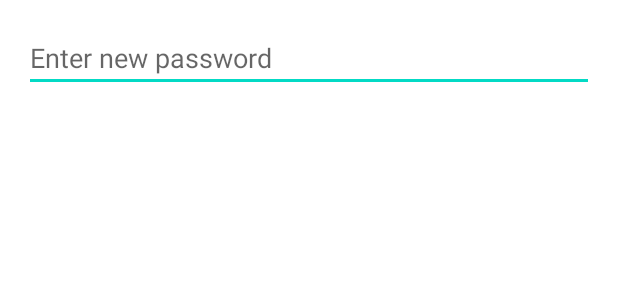
After one commit to yahav798/Webscan-Android, an Android app: the layout reset_password_dialog.xml on its own in the app's theme, with its tools: preview values and no code run, on a phone screen of 412 x 824 dp. The commit adds this screen. Shown: the top 300 px of the screen. Run offline under Robolectric (Android 15) with nearby library versions, the light colour scheme and no system bars.

Commit message:
firebase fixed and password reset added

```diff
--- a/android/app/src/main/java/com/example/webscanandroid/FirebaseQueriesCallback.java
+++ b/android/app/src/main/java/com/example/webscanandroid/FirebaseQueriesCallback.java
@@ -3,11 +3,15 @@ package com.example.webscanandroid;
 import androidx.annotation.NonNull;
 
 import com.google.android.gms.tasks.Task;
+import com.google.firebase.auth.SignInMethodQueryResult;
 import com.google.firebase.firestore.QuerySnapshot;
 
 public interface FirebaseQueriesCallback {
     void onAuthenticationResult(boolean isSuccess);
+
+
     void onQueryResult(@NonNull Task<QuerySnapshot> task);
     void onDeleteResult(@NonNull Task<QuerySnapshot> task);
     void onUpdateResult(@NonNull Task<QuerySnapshot> task);
+    void onSearchForEmailResult(@NonNull Task<SignInMethodQueryResult> task);
 }
--- a/android/app/src/main/java/com/example/webscanandroid/LoginActivity.java
+++ b/android/app/src/main/java/com/example/webscanandroid/LoginActivity.java
@@ -12,6 +12,7 @@ import android.widget.EditText;
 import android.widget.Toast;
 
 import com.google.android.gms.tasks.Task;
+import com.google.firebase.auth.SignInMethodQueryResult;
 import com.google.firebase.firestore.QuerySnapshot;
 
 public class LoginActivity extends AppCompatActivity implements View.OnClickListener, FirebaseQueriesCallback {
@@ -103,4 +104,9 @@ public class LoginActivity extends AppCompatActivity implements View.OnClickList
      */
     public void onUpdateResult(@NonNull Task<QuerySnapshot> task) {}
 
+    /**
+     Function is empty but must be declared due to interface requirements
+     */
+    public void onSearchForEmailResult(@NonNull Task<SignInMethodQueryResult> task) {}
+
 }
--- a/android/app/src/main/res/layout/activity_dashboard.xml
+++ b/android/app/src/main/res/layout/activity_dashboard.xml
@@ -23,7 +23,7 @@
             android:id="@+id/username"
             android:layout_width="match_parent"
             android:layout_height="wrap_content"
-            android:layout_gravity="center"
+            android:gravity="center"
             android:layout_marginTop="60dp"
             android:textSize="30sp"
             android:background="@drawable/view_background" />
--- /dev/null
+++ b/android/app/src/main/res/layout/reset_password_dialog.xml
@@ -0,0 +1,21 @@
+<?xml version="1.0" encoding="utf-8"?>
+<androidx.constraintlayout.widget.ConstraintLayout xmlns:android="http://schemas.android.com/apk/res/android"
+    android:layout_width="match_parent"
+    android:layout_height="match_parent">
+
+    <LinearLayout xmlns:android="http://schemas.android.com/apk/res/android"
+        android:layout_width="match_parent"
+        android:layout_height="wrap_content"
+        android:orientation="vertical"
+        android:padding="16dp">
+
+        <EditText
+            android:id="@+id/editText_newPassword"
+            android:layout_width="match_parent"
+            android:layout_height="wrap_content"
+            android:hint="Enter new password"
+            android:inputType="textPassword" />
+
+    </LinearLayout>
+
+</androidx.constraintlayout.widget.ConstraintLayout>
```
Also changed, not shown: android/app/src/main/java/com/example/webscanandroid/DashboardActivity.java (+46 -3 lines), android/app/src/main/java/com/example/webscanandroid/FirebaseManager.java (+26 -5 lines), android/app/src/main/java/com/example/webscanandroid/SignupActivity.java (+14 -6 lines), 1 other file.
